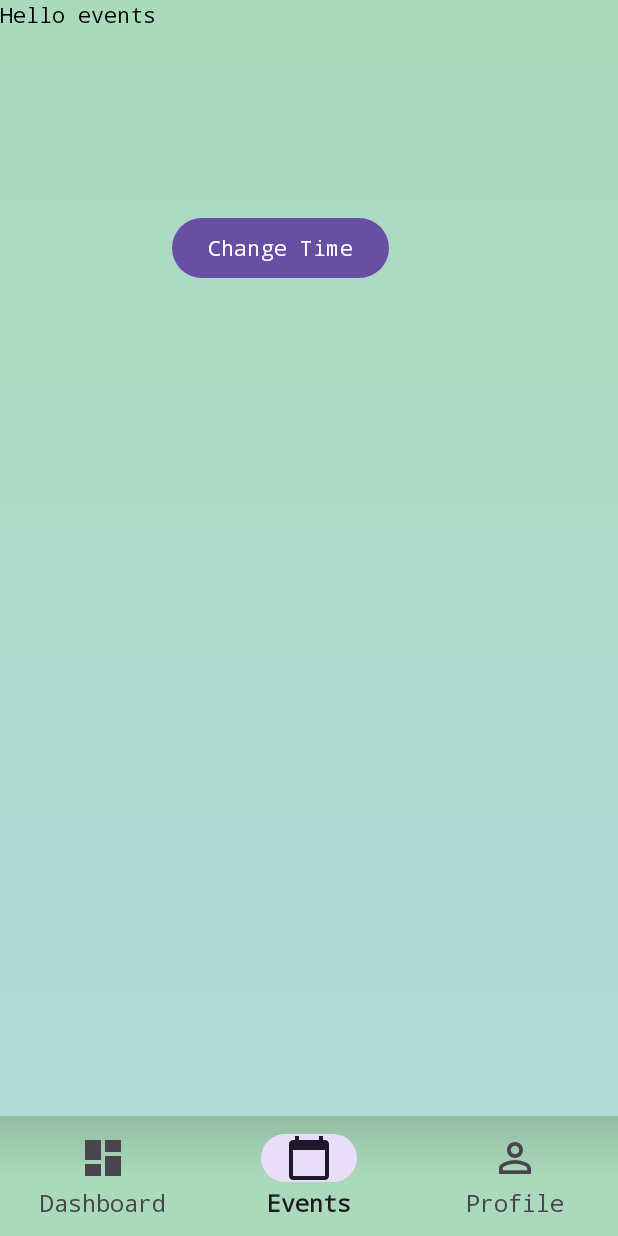
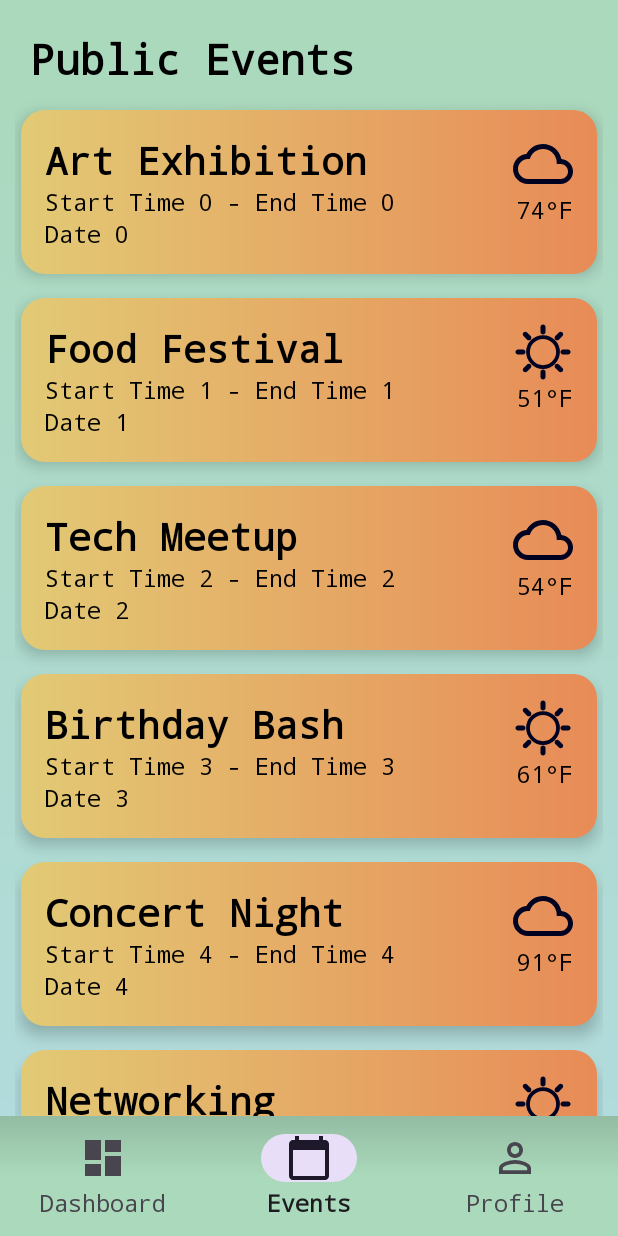
Before and after one commit to CS388-SocialSynch/SocialSync, an Android app: the screen it shows after launch once a user with an empty profile is signed in (MainActivity), item 2 of the bottom bar chosen, on a phone screen of 412 x 824 dp. Run offline under Robolectric (Android 15) with nearby library versions, the light colour scheme and no system bars; our stand-ins replace Firebase (no records; nobody signed in at launch, a user with empty details on screens opened directly); libraries missing offline, so code that uses them is left out: com.kizitonwose.calendar; 8 statements that could not run were skipped.

Commit message:
Add public events styling

```diff
--- a/app/src/main/java/com/cs388/socialsync/EventsFragment.kt
+++ b/app/src/main/java/com/cs388/socialsync/EventsFragment.kt
@@ -6,32 +6,58 @@ import androidx.fragment.app.Fragment
 import android.view.LayoutInflater
 import android.view.View
 import android.view.ViewGroup
-import android.widget.Button
-import android.widget.Toast
+
+import androidx.recyclerview.widget.LinearLayoutManager
+import com.cs388.socialsync.databinding.FragmentEventsBinding
+import kotlin.random.Random
 
 class EventsFragment : Fragment() {
-    private lateinit var changeTimeButton : Button
-    override fun onViewCreated(view: View, savedInstanceState: Bundle?) {
-        super.onViewCreated(view, savedInstanceState)
 
-        changeTimeButton = view.findViewById(R.id.changeTimeButton)
-        changeTimeButton.setOnClickListener {
-            val intent = Intent(requireContext(), ChangeTimeActivity::class.java)
-            startActivity(intent)
-        }
+    private lateinit var binding: FragmentEventsBinding
+    private lateinit var publicEventAdapter: PublicEventAdapter
+
+
+    override fun onCreateView(
+        inflater: LayoutInflater,
+        container: ViewGroup?,
+        savedInstanceState: Bundle?
+    ): View {
+        binding = FragmentEventsBinding.inflate(inflater, container, false)
+        val view = binding.root
+
+        binding.publicEventsRecyclerView.layoutManager = LinearLayoutManager(activity)
+
+        val events: List<PublicEvent> = createRandomEvents()
+
+        publicEventAdapter = PublicEventAdapter(events)
+        binding.publicEventsRecyclerView.adapter = publicEventAdapter
+
+        return view
     }
 
-    override fun onCreateView(
-        inflater: LayoutInflater, container: ViewGroup?,
-        savedInstanceState: Bundle?
-    ): View? {
-        // Inflate the layout for this fragment
-        return inflater.inflate(R.layout.fragment_events, container, false)
-    }
+    private fun createRandomEvents(): List<PublicEvent> {
+        val events = mutableListOf<PublicEvent>()
+        val eventNames = mutableListOf<String>()
 
-    companion object {
-        fun newInstance(): EventsFragment {
-            return EventsFragment()
+        // Sample event names
+        val sampleNames = listOf("Birthday Bash", "Concert Night", "Tech Meetup", "Food Festival", "Art Exhibition", "Networking")
+
+        repeat(6) {
+            var eventName = ""
+            do {
+                eventName = sampleNames.random()
+            } while (eventName in eventNames)
+
+            eventNames.add(eventName)
+
+            val startTime = "Start Time $it"
+            val endTime = "End Time $it"
+            val date = "Date $it"
+            val temperature = Random.nextInt(50, 100)
+            val weatherCondition = if (it % 2 == 0) "cloudy" else "sunny"
+            val event = PublicEvent(eventName, startTime, endTime, date, temperature, weatherCondition)
+            events.add(event)
         }
+        return events
     }
 }
--- /dev/null
+++ b/app/src/main/java/com/cs388/socialsync/PublicEvent.kt
@@ -0,0 +1,11 @@
+package com.cs388.socialsync
+
+
+data class PublicEvent(
+    val eventName: String,
+    val startTime: String,
+    val endTime: String,
+    val date: String,
+    val temperature: Int,
+    val weatherCondition: String
+)
--- /dev/null
+++ b/app/src/main/java/com/cs388/socialsync/PublicEventAdapter.kt
@@ -0,0 +1,60 @@
+package com.cs388.socialsync
+
+import android.view.LayoutInflater
+import android.view.View
+import android.view.ViewGroup
+import android.widget.ImageView
+import android.widget.TextView
+import android.widget.Toast
+import androidx.recyclerview.widget.RecyclerView
+import com.bumptech.glide.Glide
+
+class PublicEventAdapter(private val publicEventList: List<PublicEvent>) :
+    RecyclerView.Adapter<PublicEventAdapter.PublicEventViewHolder>() {
+
+    override fun onCreateViewHolder(parent: ViewGroup, viewType: Int): PublicEventViewHolder {
+        val itemView = LayoutInflater.from(parent.context)
+            .inflate(R.layout.event_item, parent, false)
+        return PublicEventViewHolder(itemView)
+    }
+
+    override fun onBindViewHolder(holder: PublicEventViewHolder, position: Int) {
+        val currentItem = publicEventList[position]
+
+        holder.eventNameTextView.text = currentItem.eventName
+        "${currentItem.startTime} - ${currentItem.endTime}".also { holder.timeTextView.text = it }
+        holder.dateTextView.text = currentItem.date
+        "${currentItem.temperature}°F".also { holder.temperatureTextView.text = it }
+
+        val weatherIconResource = when (currentItem.weatherCondition) {
+            "cloudy" -> R.drawable.cloudy_icon
+            "sunny" -> R.drawable.sunny_icon
+            else -> R.drawable.default_icon
+        }
+
+        Glide.with(holder.itemView.context)
+            .load(weatherIconResource)
+            .into(holder.weatherImageView)
+    }
+
+    override fun getItemCount() = publicEventList.size
+
+    inner class PublicEventViewHolder(itemView: View) : RecyclerView.ViewHolder(itemView), View.OnClickListener {
+        val eventNameTextView: TextView = itemView.findViewById(R.id.eventNameTextView)
+        val timeTextView: TextView = itemView.findViewById(R.id.timeTextView)
+        val dateTextView: TextView = itemView.findViewById(R.id.dateTextView)
+        val temperatureTextView: TextView = itemView.findViewById(R.id.temperatureTextView)
+        val weatherImageView: ImageView = itemView.findViewById(R.id.imageView)
+
+        init {
+            itemView.setOnClickListener(this)
+        }
+
+        override fun onClick(v: View?) {
+            val publicEvent = publicEventList[absoluteAdapterPosition]
+            val eventName = publicEvent.eventName
+            val toastMessage = "Public Event clicked: $eventName"
+            Toast.makeText(itemView.context, toastMessage, Toast.LENGTH_SHORT).show()
+        }
+    }
+}
--- a/app/src/main/res/layout/activity_login.xml
+++ b/app/src/main/res/layout/activity_login.xml
@@ -19,7 +19,8 @@
         android:text="@string/sign_in_with_google"
         android:textAllCaps="false"
         android:textColor="@color/black"
-        android:textSize="18sp"
+        android:textStyle="bold"
+        android:textSize="20sp"
         app:cornerRadius="28dp"
         app:layout_constraintBottom_toBottomOf="parent"
         app:layout_constraintEnd_toEndOf="parent"
--- a/app/src/main/res/layout/fragment_events.xml
+++ b/app/src/main/res/layout/fragment_events.xml
@@ -1,32 +1,36 @@
 <?xml version="1.0" encoding="utf-8"?>
-<FrameLayout xmlns:android="http://schemas.android.com/apk/res/android"
+
+<androidx.constraintlayout.widget.ConstraintLayout
+    xmlns:android="http://schemas.android.com/apk/res/android"
     xmlns:app="http://schemas.android.com/apk/res-auto"
     xmlns:tools="http://schemas.android.com/tools"
     android:layout_width="match_parent"
     android:layout_height="match_parent"
-    tools:context=".EventsFragment">
+    android:background="@drawable/background_gradient">
 
-    <!-- TODO: Update blank fragment layout -->
     <TextView
+        android:id="@+id/textView"
+        android:layout_width="261dp"
+        android:layout_height="wrap_content"
+        android:layout_marginStart="20dp"
+        android:layout_marginTop="20dp"
+        android:text="@string/public_events"
+        android:textSize="28sp"
+        android:textStyle="bold"
+        app:layout_constraintStart_toStartOf="parent"
+        app:layout_constraintTop_toTopOf="parent" />
+
+    <androidx.recyclerview.widget.RecyclerView
+        android:id="@+id/publicEvents_recyclerView"
         android:layout_width="match_parent"
         android:layout_height="match_parent"
-        android:text="@string/hello_events" />
+        android:layout_marginStart="10dp"
+        android:layout_marginTop="65dp"
+        android:layout_marginEnd="10dp"
+        app:layout_constraintEnd_toEndOf="parent"
+        app:layout_constraintStart_toStartOf="parent"
+        app:layout_constraintTop_toBottomOf="@+id/textView"
+        tools:listitem="@layout/event_item" />
 
-    <androidx.constraintlayout.widget.ConstraintLayout
-        android:layout_width="match_parent"
-        android:layout_height="match_parent">
 
-        <Button
-            android:id="@+id/changeTimeButton"
-            android:layout_width="wrap_content"
-            android:layout_height="wrap_content"
-            android:text="Change Time"
-            app:layout_constraintBottom_toBottomOf="parent"
-            app:layout_constraintEnd_toEndOf="parent"
-            app:layout_constraintHorizontal_bias="0.428"
-            app:layout_constraintStart_toStartOf="parent"
-            app:layout_constraintTop_toTopOf="parent"
-            app:layout_constraintVertical_bias="0.203" />
-    </androidx.constraintlayout.widget.ConstraintLayout>
-
-</FrameLayout>
+</androidx.constraintlayout.widget.ConstraintLayout>
--- a/app/src/main/res/values/strings.xml
+++ b/app/src/main/res/values/strings.xml
@@ -32,6 +32,7 @@
     <string name="change_display_photo">Change Display Photo</string>
     <string name="change_display_name">Change Display Name</string>
     <string name="log_out">Log Out</string>
+    <string name="public_events">Public Events</string>
 
 
 </resources>
```
